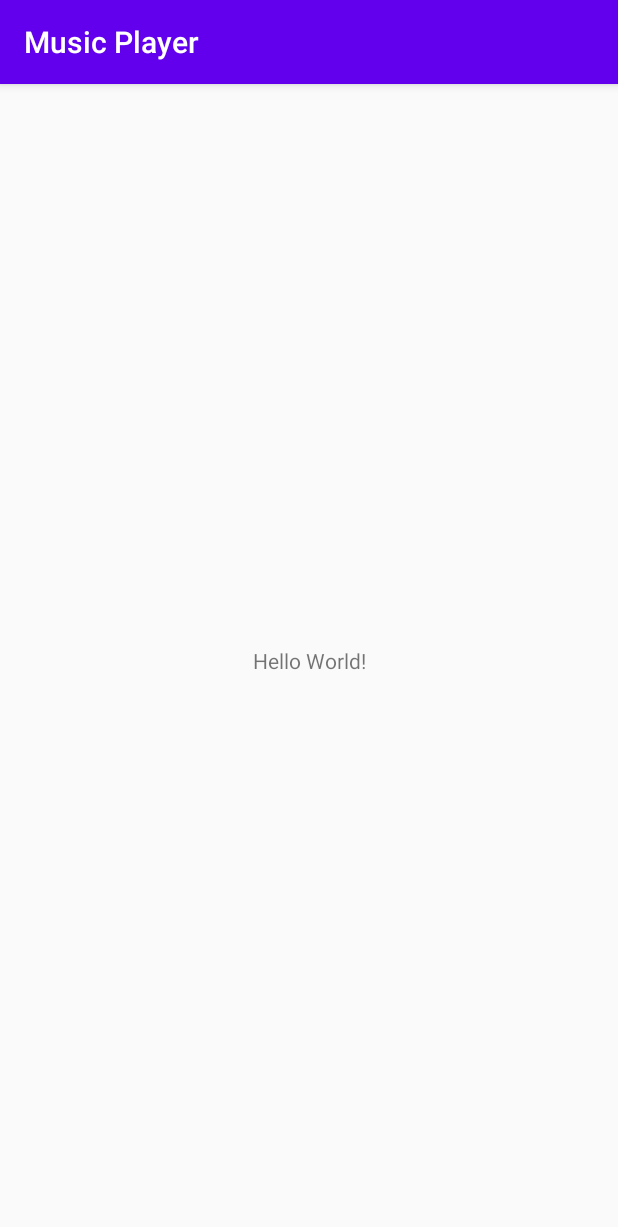
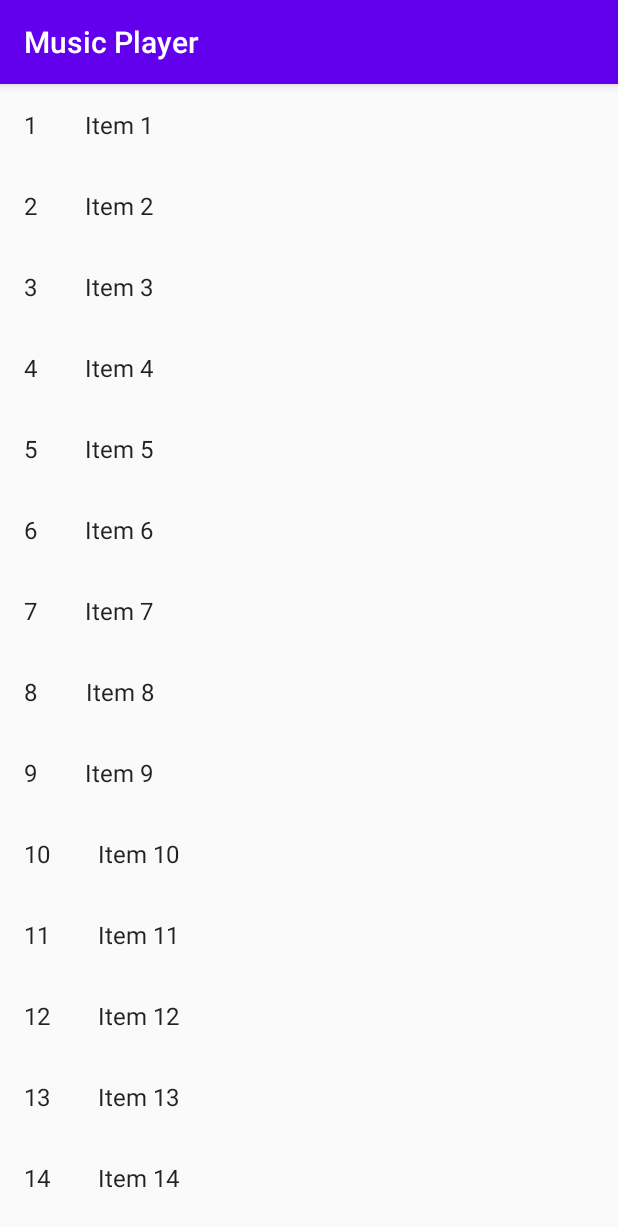
Before and after one commit to paweloot/music-player, an Android app: the screen it shows after launch (MainActivity), on a phone screen of 412 x 824 dp. Shown: the top 1227 px of the screen. Run offline under Robolectric (Android 15) with nearby library versions, the phone set to English and light mode, and no system bars.

Commit message:
Set up SongListFragment

```diff
--- a/app/build.gradle
+++ b/app/build.gradle
@@ -31,6 +31,8 @@ dependencies {
     implementation 'androidx.appcompat:appcompat:1.1.0'
     implementation 'androidx.core:core-ktx:1.1.0'
     implementation 'androidx.constraintlayout:constraintlayout:1.1.3'
+    implementation 'androidx.legacy:legacy-support-v4:1.0.0'
+    implementation 'androidx.recyclerview:recyclerview:1.1.0'
     testImplementation 'junit:junit:4.12'
     androidTestImplementation 'androidx.test.ext:junit:1.1.1'
     androidTestImplementation 'androidx.test.espresso:espresso-core:3.2.0'
--- a/app/src/main/java/com/paweloot/musicplayer/MainActivity.kt
+++ b/app/src/main/java/com/paweloot/musicplayer/MainActivity.kt
@@ -2,11 +2,22 @@ package com.paweloot.musicplayer
 
 import androidx.appcompat.app.AppCompatActivity
 import android.os.Bundle
+import com.paweloot.musicplayer.dummy.DummyContent
 
-class MainActivity : AppCompatActivity() {
+class MainActivity : AppCompatActivity(), SongListFragment.OnSongSelectedListener {
 
     override fun onCreate(savedInstanceState: Bundle?) {
         super.onCreate(savedInstanceState)
         setContentView(R.layout.activity_main)
+
+        val songFragment = SongListFragment.newInstance()
+
+        supportFragmentManager.beginTransaction()
+            .add(R.id.activity_main_fragment_container, songFragment)
+            .commit()
+    }
+
+    override fun onSongSelected(item: DummyContent.DummyItem?) {
+        // TODO
     }
 }
--- /dev/null
+++ b/app/src/main/java/com/paweloot/musicplayer/SongListAdapter.kt
@@ -0,0 +1,63 @@
+package com.paweloot.musicplayer
+
+import androidx.recyclerview.widget.RecyclerView
+import android.view.LayoutInflater
+import android.view.View
+import android.view.ViewGroup
+import android.widget.TextView
+
+
+import com.paweloot.musicplayer.SongListFragment.OnSongSelectedListener
+import com.paweloot.musicplayer.dummy.DummyContent.DummyItem
+
+import kotlinx.android.synthetic.main.list_item_song.view.*
+
+/**
+ * [RecyclerView.Adapter] that can display a [DummyItem] and makes a call to the
+ * specified [OnSongSelectedListener].
+ * TODO: Replace the implementation with code for your data type.
+ */
+class SongListAdapter(
+    private val mValues: List<DummyItem>,
+    private val mListener: OnSongSelectedListener?
+) : RecyclerView.Adapter<SongListAdapter.ViewHolder>() {
+
+    private val mOnClickListener: View.OnClickListener
+
+    init {
+        mOnClickListener = View.OnClickListener { v ->
+            val item = v.tag as DummyItem
+            // Notify the active callbacks interface (the activity, if the fragment is attached to
+            // one) that an item has been selected.
+            mListener?.onSongSelected(item)
+        }
+    }
+
+    override fun onCreateViewHolder(parent: ViewGroup, viewType: Int): ViewHolder {
+        val view = LayoutInflater.from(parent.context)
+            .inflate(R.layout.list_item_song, parent, false)
+        return ViewHolder(view)
+    }
+
+    override fun onBindViewHolder(holder: ViewHolder, position: Int) {
+        val item = mValues[position]
+        holder.mIdView.text = item.id
+        holder.mContentView.text = item.content
+
+        with(holder.mView) {
+            tag = item
+            setOnClickListener(mOnClickListener)
+        }
+    }
+
+    override fun getItemCount(): Int = mValues.size
+
+    inner class ViewHolder(val mView: View) : RecyclerView.ViewHolder(mView) {
+        val mIdView: TextView = mView.item_number
+        val mContentView: TextView = mView.content
+
+        override fun toString(): String {
+            return super.toString() + " '" + mContentView.text + "'"
+        }
+    }
+}
--- /dev/null
+++ b/app/src/main/java/com/paweloot/musicplayer/SongListFragment.kt
@@ -0,0 +1,51 @@
+package com.paweloot.musicplayer
+
+import android.content.Context
+import android.os.Bundle
+import androidx.fragment.app.Fragment
+import androidx.recyclerview.widget.LinearLayoutManager
+import androidx.recyclerview.widget.RecyclerView
+import android.view.LayoutInflater
+import android.view.View
+import android.view.ViewGroup
+
+import com.paweloot.musicplayer.dummy.DummyContent
+import com.paweloot.musicplayer.dummy.DummyContent.DummyItem
+
+
+class SongListFragment : Fragment() {
+
+    private lateinit var onSongSelectedListener: OnSongSelectedListener
+
+    override fun onCreateView(
+        inflater: LayoutInflater, container: ViewGroup?,
+        savedInstanceState: Bundle?
+    ): View? {
+        val view =
+            inflater.inflate(R.layout.fragment_song_list, container, false)
+
+        with(view as RecyclerView) {
+            layoutManager = LinearLayoutManager(context)
+            adapter = SongListAdapter(DummyContent.ITEMS, onSongSelectedListener)
+        }
+
+        return view
+    }
+
+    override fun onAttach(context: Context) {
+        super.onAttach(context)
+        if (context is OnSongSelectedListener) {
+            onSongSelectedListener = context
+        } else {
+            throw RuntimeException("$context must implement OnListFragmentInteractionListener")
+        }
+    }
+
+    interface OnSongSelectedListener {
+        fun onSongSelected(item: DummyItem?)
+    }
+
+    companion object {
+        fun newInstance() = SongListFragment()
+    }
+}
--- /dev/null
+++ b/app/src/main/java/com/paweloot/musicplayer/dummy/DummyContent.kt
@@ -0,0 +1,57 @@
+package com.paweloot.musicplayer.dummy
+
+import java.util.ArrayList
+import java.util.HashMap
+
+/**
+ * Helper class for providing sample content for user interfaces created by
+ * Android template wizards.
+ *
+ * TODO: Replace all uses of this class before publishing your app.
+ */
+object DummyContent {
+
+    /**
+     * An array of sample (dummy) items.
+     */
+    val ITEMS: MutableList<DummyItem> = ArrayList()
+
+    /**
+     * A map of sample (dummy) items, by ID.
+     */
+    val ITEM_MAP: MutableMap<String, DummyItem> = HashMap()
+
+    private val COUNT = 25
+
+    init {
+        // Add some sample items.
+        for (i in 1..COUNT) {
+            addItem(createDummyItem(i))
+        }
+    }
+
+    private fun addItem(item: DummyItem) {
+        ITEMS.add(item)
+        ITEM_MAP.put(item.id, item)
+    }
+
+    private fun createDummyItem(position: Int): DummyItem {
+        return DummyItem(position.toString(), "Item " + position, makeDetails(position))
+    }
+
+    private fun makeDetails(position: Int): String {
+        val builder = StringBuilder()
+        builder.append("Details about Item: ").append(position)
+        for (i in 0..position - 1) {
+            builder.append("\nMore details information here.")
+        }
+        return builder.toString()
+    }
+
+    /**
+     * A dummy item representing a piece of content.
+     */
+    data class DummyItem(val id: String, val content: String, val details: String) {
+        override fun toString(): String = content
+    }
+}
--- a/app/src/main/res/layout/activity_main.xml
+++ b/app/src/main/res/layout/activity_main.xml
@@ -1,18 +1,11 @@
 <?xml version="1.0" encoding="utf-8"?>
-<androidx.constraintlayout.widget.ConstraintLayout xmlns:android="http://schemas.android.com/apk/res/android"
+<FrameLayout xmlns:android="http://schemas.android.com/apk/res/android"
     xmlns:app="http://schemas.android.com/apk/res-auto"
     xmlns:tools="http://schemas.android.com/tools"
+    android:id="@+id/activity_main_fragment_container"
     android:layout_width="match_parent"
     android:layout_height="match_parent"
     tools:context=".MainActivity">
 
-    <TextView
-        android:layout_width="wrap_content"
-        android:layout_height="wrap_content"
-        android:text="Hello World!"
-        app:layout_constraintBottom_toBottomOf="parent"
-        app:layout_constraintLeft_toLeftOf="parent"
-        app:layout_constraintRight_toRightOf="parent"
-        app:layout_constraintTop_toTopOf="parent" />
 
-</androidx.constraintlayout.widget.ConstraintLayout>
+</FrameLayout>
--- /dev/null
+++ b/app/src/main/res/layout/fragment_song_list.xml
@@ -0,0 +1,8 @@
+<?xml version="1.0" encoding="utf-8"?>
+<androidx.recyclerview.widget.RecyclerView xmlns:android="http://schemas.android.com/apk/res/android"
+    xmlns:tools="http://schemas.android.com/tools"
+    android:id="@+id/list_song"
+    android:layout_width="match_parent"
+    android:layout_height="match_parent"
+    tools:context=".SongListFragment"
+    tools:listitem="@layout/list_item_song" />
--- /dev/null
+++ b/app/src/main/res/layout/list_item_song.xml
@@ -0,0 +1,20 @@
+<?xml version="1.0" encoding="utf-8"?>
+<LinearLayout xmlns:android="http://schemas.android.com/apk/res/android"
+    android:layout_width="wrap_content"
+    android:layout_height="wrap_content"
+    android:orientation="horizontal">
+
+    <TextView
+        android:id="@+id/item_number"
+        android:layout_width="wrap_content"
+        android:layout_height="wrap_content"
+        android:layout_margin="@dimen/text_margin"
+        android:textAppearance="?attr/textAppearanceListItem" />
+
+    <TextView
+        android:id="@+id/content"
+        android:layout_width="wrap_content"
+        android:layout_height="wrap_content"
+        android:layout_margin="@dimen/text_margin"
+        android:textAppearance="?attr/textAppearanceListItem" />
+</LinearLayout>
--- /dev/null
+++ b/app/src/main/res/values/dimens.xml
@@ -0,0 +1,4 @@
+<?xml version="1.0" encoding="utf-8"?>
+<resources>
+    <dimen name="text_margin">16dp</dimen>
+</resources>
```
